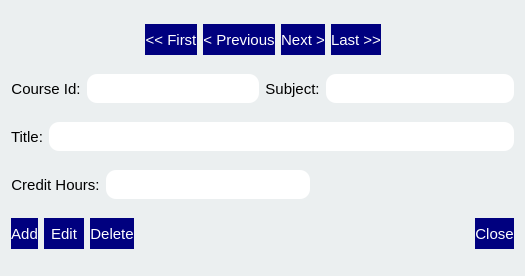
Qt form GUI/login/courseform.ui (JosephDao/student-database) before a commit.
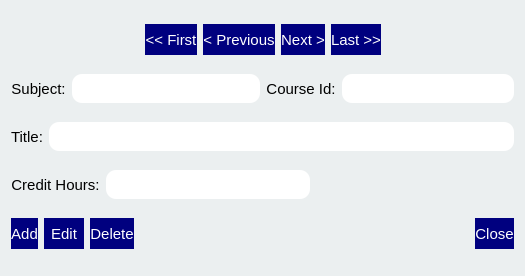
The same form after that commit.

```diff
--- a/GUI/login/courseform.ui
+++ b/GUI/login/courseform.ui
@@ -182,53 +182,6 @@
    </item>
    <item>
     <layout class="QHBoxLayout" name="horizontalLayout_2">
-     <item>
-      <widget class="QLabel" name="courseIdLabel">
-       <property name="maximumSize">
-        <size>
-         <width>96</width>
-         <height>41</height>
-        </size>
-       </property>
-       <property name="font">
-        <font>
-         <family>Arial</family>
-         <pointsize>11</pointsize>
-        </font>
-       </property>
-       <property name="text">
-        <string>Course Id:</string>
-       </property>
-       <property name="alignment">
-        <set>Qt::AlignCenter</set>
-       </property>
-      </widget>
-     </item>
-     <item>
-      <widget class="QLineEdit" name="courseIdLineEdit">
-       <property name="sizePolicy">
-        <sizepolicy hsizetype="Expanding" vsizetype="Fixed">
-         <horstretch>0</horstretch>
-         <verstretch>0</verstretch>
-        </sizepolicy>
-       </property>
-       <property name="minimumSize">
-        <size>
-         <width>131</width>
-         <height>29</height>
-        </size>
-       </property>
-       <property name="font">
-        <font>
-         <family>Arial</family>
-         <pointsize>11</pointsize>
-        </font>
-       </property>
-       <property name="alignment">
-        <set>Qt::AlignCenter</set>
-       </property>
-      </widget>
-     </item>
      <item>
       <widget class="QLabel" name="subjectLabel">
        <property name="maximumSize">
@@ -282,6 +235,53 @@
        </property>
       </widget>
      </item>
+     <item>
+      <widget class="QLabel" name="courseIdLabel">
+       <property name="maximumSize">
+        <size>
+         <width>96</width>
+         <height>41</height>
+        </size>
+       </property>
+       <property name="font">
+        <font>
+         <family>Arial</family>
+         <pointsize>11</pointsize>
+        </font>
+       </property>
+       <property name="text">
+        <string>Course Id:</string>
+       </property>
+       <property name="alignment">
+        <set>Qt::AlignCenter</set>
+       </property>
+      </widget>
+     </item>
+     <item>
+      <widget class="QLineEdit" name="courseIdLineEdit">
+       <property name="sizePolicy">
+        <sizepolicy hsizetype="Expanding" vsizetype="Fixed">
+         <horstretch>0</horstretch>
+         <verstretch>0</verstretch>
+        </sizepolicy>
+       </property>
+       <property name="minimumSize">
+        <size>
+         <width>131</width>
+         <height>29</height>
+        </size>
+       </property>
+       <property name="font">
+        <font>
+         <family>Arial</family>
+         <pointsize>11</pointsize>
+        </font>
+       </property>
+       <property name="alignment">
+        <set>Qt::AlignCenter</set>
+       </property>
+      </widget>
+     </item>
     </layout>
    </item>
    <item>
```
